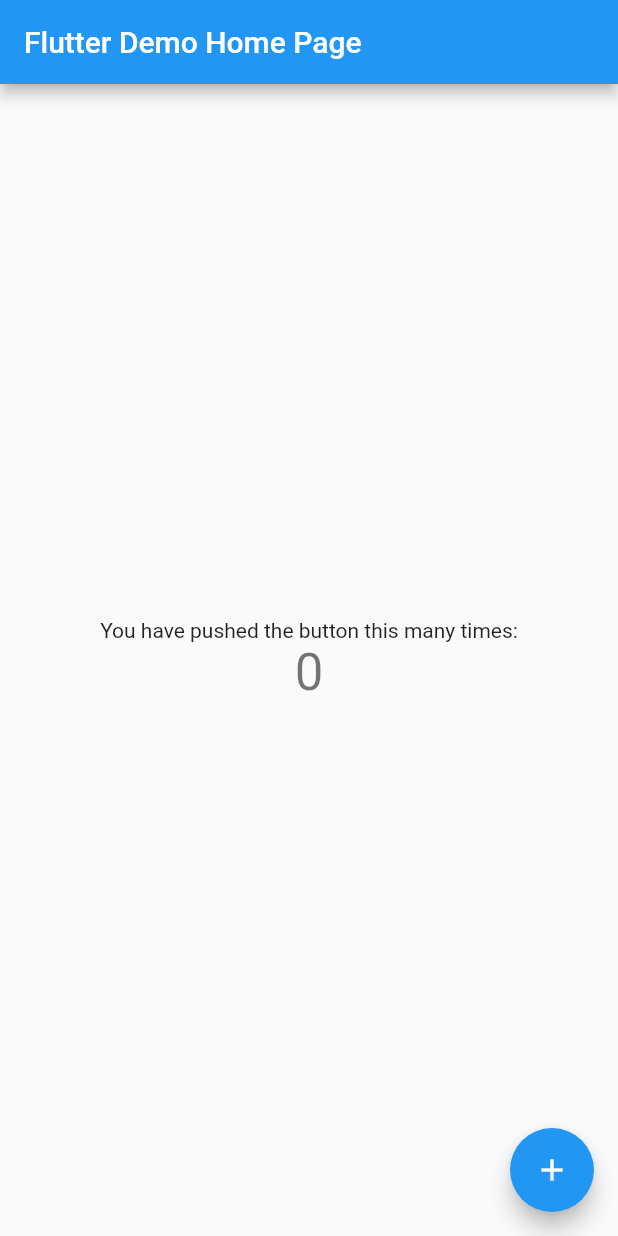
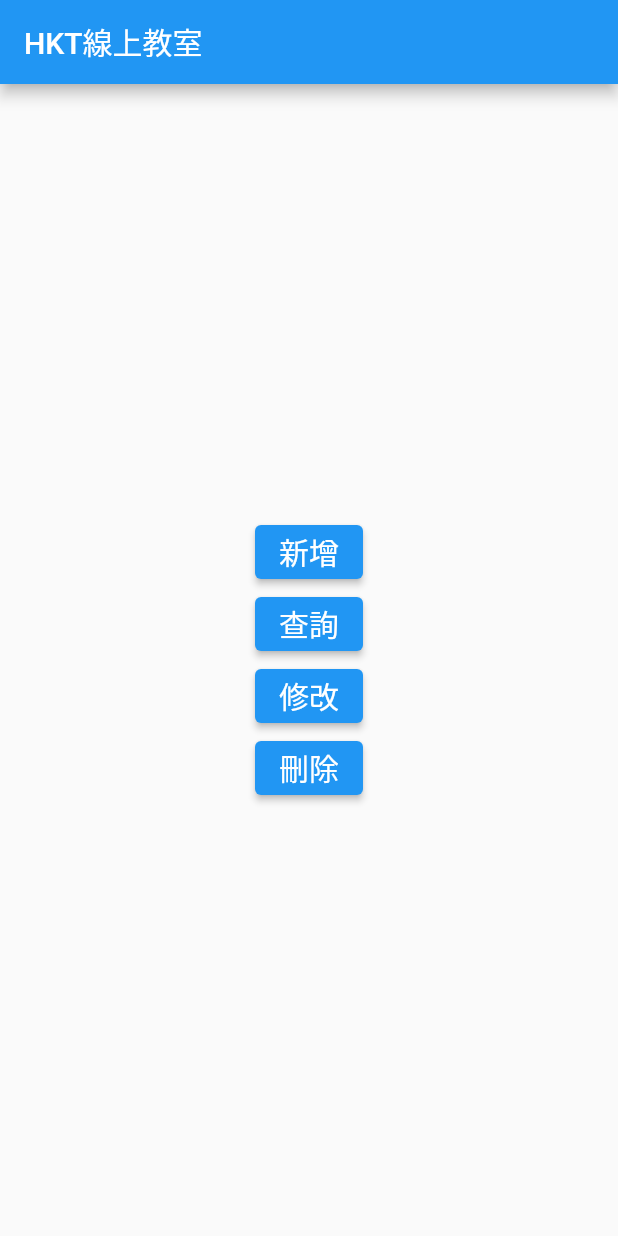
Before and after one commit to fenturechance/medicine_app, a Flutter app: the screen it shows after launch, on a phone screen of 412 x 824 dp. Run offline on Flutter 3.47's test engine with Material 2 defaults, Android fonts, the phone set to English and light mode, and no system bars; our stand-ins replace sqflite; accounts and stored records are empty.

Commit message:
insert data to sqflite

```diff
--- a/lib/database/data/record.dart
+++ b/lib/database/data/record.dart
@@ -1,10 +1,10 @@
 class Record {
   final int? id;
   final int? date;
-  final bool? morningEat;
-  final bool? noonEat;
-  final bool? eveningEat;
-  final bool? beforeSleepEat;
+  final int? morningEat;
+  final int? noonEat;
+  final int? eveningEat;
+  final int? beforeSleepEat;
   Record(
       {this.id,
       this.date,
--- a/lib/main.dart
+++ b/lib/main.dart
@@ -1,115 +1,69 @@
 import 'package:flutter/material.dart';
+import 'package:medicine_app/database/manager/record_manager.dart';
+
 
 void main() {
-  runApp(const MyApp());
+  runApp(MyApp());
 }
 
 class MyApp extends StatelessWidget {
-  const MyApp({Key? key}) : super(key: key);
-
-  // This widget is the root of your application.
   @override
   Widget build(BuildContext context) {
     return MaterialApp(
-      title: 'Flutter Demo',
-      theme: ThemeData(
-        // This is the theme of your application.
-        //
-        // Try running your application with "flutter run". You'll see the
-        // application has a blue toolbar. Then, without quitting the app, try
-        // changing the primarySwatch below to Colors.green and then invoke
-        // "hot reload" (press "r" in the console where you ran "flutter run",
-        // or simply save your changes to "hot reload" in a Flutter IDE).
-        // Notice that the counter didn't reset back to zero; the application
-        // is not restarted.
-        primarySwatch: Colors.blue,
+        home: Scaffold(
+      appBar: AppBar(
+        title: const Text('HKT線上教室'),
       ),
-      home: const MyHomePage(title: 'Flutter Demo Home Page'),
+      body: HomePage(),
+    ));
+  }
+}
+
+class HomePage extends StatelessWidget {
+  @override
+  Widget build(BuildContext context) {
+    return Center(
+      child: Column(
+        mainAxisAlignment: MainAxisAlignment.center,
+        children: <Widget>[
+          ElevatedButton(
+            child: const Text(
+              '新增',
+              style: TextStyle(fontSize: 20),
+            ),
+            onPressed: () {
+              RecordManager.instance.insert();
+            },
+          ),
+          ElevatedButton(
+            child: const Text(
+              '查詢',
+              style: TextStyle(fontSize: 20),
+            ),
+            onPressed: () {
+              RecordManager.instance.query();
+            },
+          ),
+          ElevatedButton(
+            child: const Text(
+              '修改',
+              style: TextStyle(fontSize: 20),
+            ),
+            onPressed: () {
+              RecordManager.instance.update();
+            },
+          ),
+          ElevatedButton(
+            child: const Text(
+              '刪除',
+              style: TextStyle(fontSize: 20),
+            ),
+            onPressed: () {
+              RecordManager.instance.delete();
+            },
+          ),
+        ],
+      ),
     );
   }
 }
-
-class MyHomePage extends StatefulWidget {
-  const MyHomePage({Key? key, required this.title}) : super(key: key);
-
-  // This widget is the home page of your application. It is stateful, meaning
-  // that it has a State object (defined below) that contains fields that affect
-  // how it looks.
-
-  // This class is the configuration for the state. It holds the values (in this
-  // case the title) provided by the parent (in this case the App widget) and
-  // used by the build method of the State. Fields in a Widget subclass are
-  // always marked "final".
-
-  final String title;
-
-  @override
-  State<MyHomePage> createState() => _MyHomePageState();
-}
-
-class _MyHomePageState extends State<MyHomePage> {
-  int _counter = 0;
-
-  void _incrementCounter() {
-    setState(() {
-      // This call to setState tells the Flutter framework that something has
-      // changed in this State, which causes it to rerun the build method below
-      // so that the display can reflect the updated values. If we changed
-      // _counter without calling setState(), then the build method would not be
-      // called again, and so nothing would appear to happen.
-      _counter++;
-    });
-  }
-
-  @override
-  Widget build(BuildContext context) {
-    // This method is rerun every time setState is called, for instance as done
-    // by the _incrementCounter method above.
-    //
-    // The Flutter framework has been optimized to make rerunning build methods
-    // fast, so that you can just rebuild anything that needs updating rather
-    // than having to individually change instances of widgets.
-    return Scaffold(
-      appBar: AppBar(
-        // Here we take the value from the MyHomePage object that was created by
-        // the App.build method, and use it to set our appbar title.
-        title: Text(widget.title),
-      ),
-      body: Center(
-        // Center is a layout widget. It takes a single child and positions it
-        // in the middle of the parent.
-        child: Column(
-          // Column is also a layout widget. It takes a list of children and
-          // arranges them vertically. By default, it sizes itself to fit its
-          // children horizontally, and tries to be as tall as its parent.
-          //
-          // Invoke "debug painting" (press "p" in the console, choose the
-          // "Toggle Debug Paint" action from the Flutter Inspector in Android
-          // Studio, or the "Toggle Debug Paint" command in Visual Studio Code)
-          // to see the wireframe for each widget.
-          //
-          // Column has various properties to control how it sizes itself and
-          // how it positions its children. Here we use mainAxisAlignment to
-          // center the children vertically; the main axis here is the vertical
-          // axis because Columns are vertical (the cross axis would be
-          // horizontal).
-          mainAxisAlignment: MainAxisAlignment.center,
-          children: <Widget>[
-            const Text(
-              'You have pushed the button this many times:',
-            ),
-            Text(
-              '$_counter',
-              style: Theme.of(context).textTheme.headline4,
-            ),
-          ],
-        ),
-      ),
-      floatingActionButton: FloatingActionButton(
-        onPressed: _incrementCounter,
-        tooltip: 'Increment',
-        child: const Icon(Icons.add),
-      ), // This trailing comma makes auto-formatting nicer for build methods.
-    );
-  }
-}
--- a/pubspec.yaml
+++ b/pubspec.yaml
@@ -29,8 +29,8 @@
 dependencies:
   flutter:
     sdk: flutter
-  sqflite: ^1.2.0
-  path_provider: ^1.6.0
+  sqflite: ^2.0.2
+  path_provider: ^2.0.8
 
 
   # The following adds the Cupertino Icons font to your application.
```
Also changed, not shown: lib/database/database_helper.dart (added, +67 -0 lines), lib/database/manager/record_manager.dart (added, +50 -0 lines), pubspec.lock, 3 other files.
